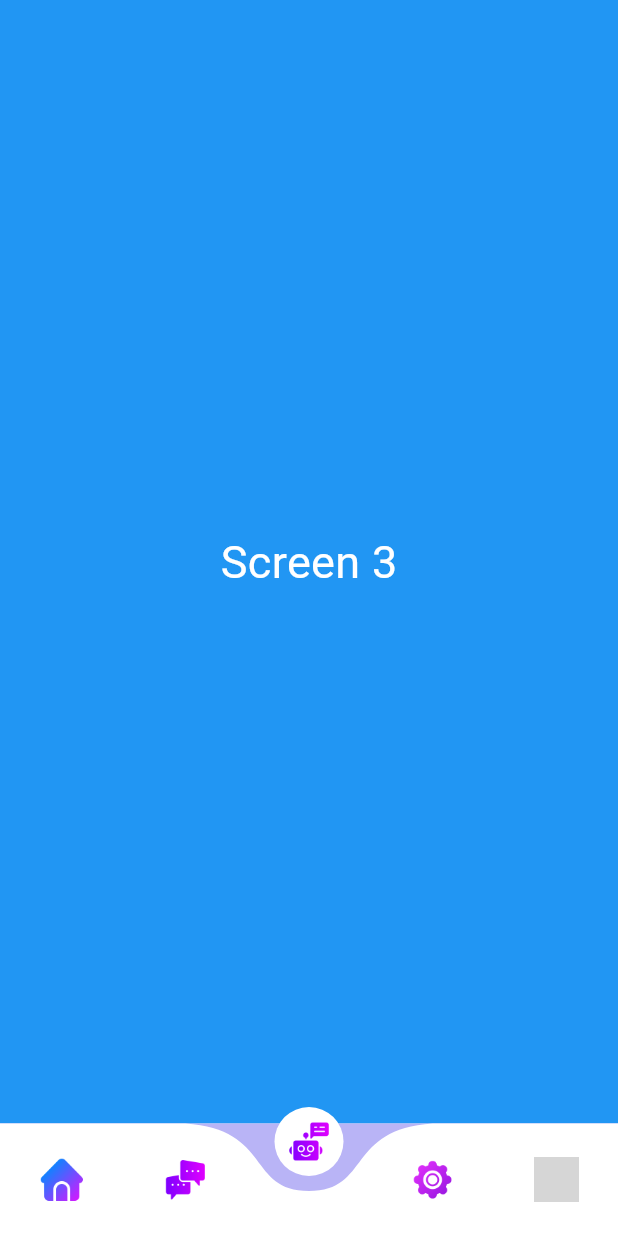
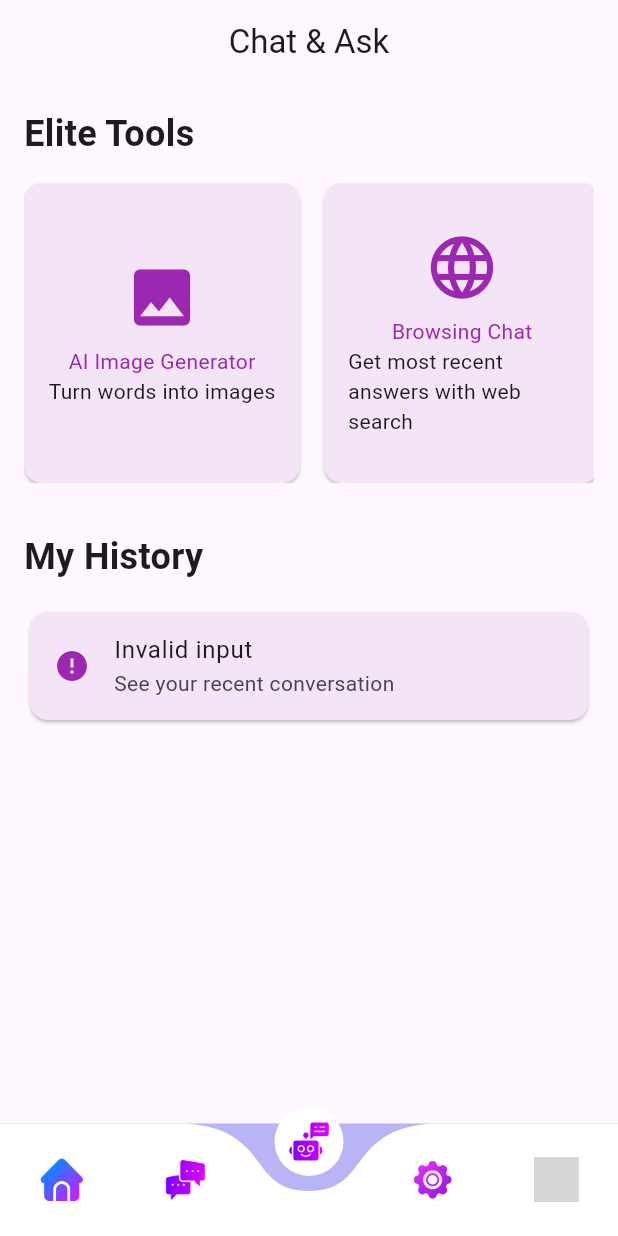
Before and after one commit to MohamedAdel022/University-Companion-, a Flutter app: the MyHomePage screen opened directly, swiped to page 3, on a phone screen of 412 x 824 dp. Run offline on Flutter 3.47's test engine with Material 3 defaults, Android fonts, the light colour scheme and no system bars; drawn by our look-alikes of curved_navigation_bar; our stand-ins replace image_picker; network calls fail; grey boxes are pictures that could not be loaded.

Commit message:
chat bots page and changing background

```diff
--- /dev/null
+++ b/lib/screens/bots_screen.dart
@@ -0,0 +1,125 @@
+import 'package:flutter/material.dart';
+import 'package:test/screens/bot_chat_screen.dart';
+
+class BotsScreen extends StatelessWidget {
+  final List<Map<String, String>> eliteTools = [
+    {
+      'title': 'AI Image Generator',
+      'description': 'Turn words into images',
+      'icon': 'image'
+    },
+    {
+      'title': 'Browsing Chat',
+      'description': 'Get most recent answers with web search',
+      'icon': 'language'
+    },
+    // Add more tools here
+  ];
+
+  final List<Map<String, String>> history = [
+    {
+      'title': 'Invalid input',
+      'description': 'See your recent conversation',
+      'icon': 'error'
+    },
+    // Add more history items here
+  ];
+
+  BotsScreen({super.key});
+
+  @override
+  Widget build(BuildContext context) {
+    return Scaffold(
+      appBar: AppBar(
+        title: const Text('Chat & Ask'),
+        centerTitle: true,
+        automaticallyImplyLeading: false,
+      ),
+      body: Padding(
+        padding: const EdgeInsets.all(16.0),
+        child: Column(
+          crossAxisAlignment: CrossAxisAlignment.start,
+          children: [
+            const Text(
+              'Elite Tools',
+              style: TextStyle(fontSize: 24, fontWeight: FontWeight.bold),
+            ),
+            const SizedBox(height: 16),
+            SizedBox(
+              height: 200,
+              child: ListView.builder(
+                scrollDirection: Axis.horizontal,
+                itemCount: eliteTools.length,
+                itemBuilder: (context, index) {
+                  final tool = eliteTools[index];
+                  return SizedBox(
+                    width: 200,
+                    child: GestureDetector(
+                      onTap: () {
+                        // Navigate to the tool screen
+                        Navigator.push(context,
+                            MaterialPageRoute(builder: (context) {
+                          return const ChatScreen();
+                        }));
+                      },
+                      child: Card(
+                        color: Colors.purple[50],
+                        margin: const EdgeInsets.only(right: 16.0),
+                        child: Padding(
+                          padding: const EdgeInsets.all(16.0),
+                          child: Column(
+                            mainAxisAlignment: MainAxisAlignment.center,
+                            children: [
+                              Icon(
+                                tool['icon'] == 'image'
+                                    ? Icons.image
+                                    : Icons.language,
+                                size: 50,
+                                color: Colors.purple,
+                              ),
+                              const SizedBox(height: 8),
+                              Text(
+                                tool['title']!,
+                                style: const TextStyle(color: Colors.purple),
+                              ),
+                              Text(tool['description']!),
+                            ],
+                          ),
+                        ),
+                      ),
+                    ),
+                  );
+                },
+              ),
+            ),
+            const SizedBox(height: 32),
+            const Text(
+              'My History',
+              style: TextStyle(fontSize: 24, fontWeight: FontWeight.bold),
+            ),
+            const SizedBox(height: 16),
+            Expanded(
+              child: ListView.builder(
+                itemCount: history.length,
+                itemBuilder: (context, index) {
+                  final item = history[index];
+                  return Card(
+                    color: Colors.purple[50],
+                    child: ListTile(
+                      leading: const Icon(
+                        Icons.error,
+                        color: Colors.purple,
+                      ),
+                      title: Text(item['title']!),
+                      subtitle: Text(item['description']!),
+                    ),
+                  );
+                },
+              ),
+            ),
+          ],
+        ),
+      ),
+    );
+  }
+}
--- a/lib/screens/home_screen.dart
+++ b/lib/screens/home_screen.dart
@@ -1,5 +1,6 @@
 import 'package:curved_navigation_bar/curved_navigation_bar.dart';
 import 'package:flutter/material.dart';
+import 'package:test/screens/bots_screen.dart';
 import 'package:test/screens/chat_page.dart';
 import 'package:test/screens/posts_page.dart';
 
@@ -17,7 +18,7 @@ class _MyHomePageState extends State<MyHomePage> {
   final List<Widget> _pages = [
     PostPage(),
     const ChatPage(),
-    const ScreenPage(color: Colors.blue, text: 'Screen 3'),
+    BotsScreen(),
     const ScreenPage(color: Colors.orange, text: 'Screen 4'),
     const ScreenPage(color: Colors.orange, text: 'Screen 5'),
   ];
```
Also changed, not shown: lib/screens/bot_chat_screen.dart (added, +145 -0 lines), lib/screens/login_screen.dart (+12 -4 lines), lib/screens/posts_page.dart (+9 -14 lines), assets/Ellipse 1.png (added), assets/Ellipse 2.png (added).
